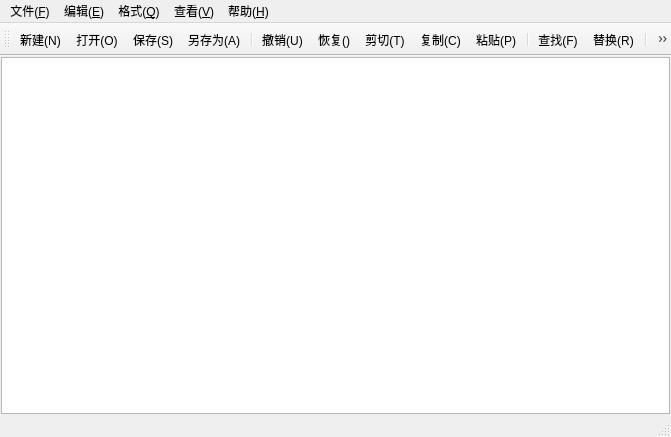
Before: the Qt Designer form mainwindow.ui in mtpatient/Qt_Lab, drawn with Qt 5.
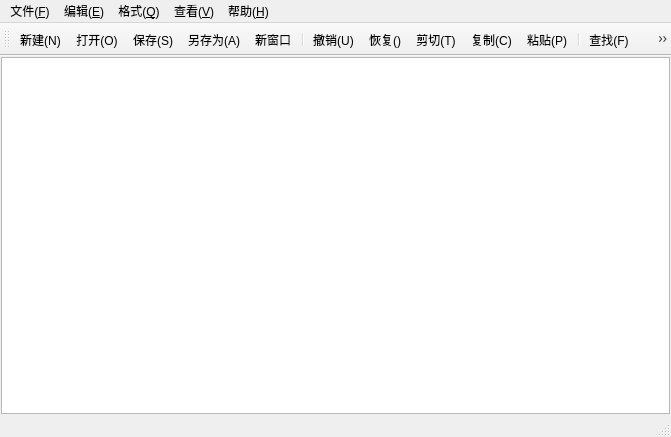
After: the same form once the commit is applied. Icons and pictures are not drawn. Custom widgets are drawn as their Qt base class.

What changed in the file:
```diff
--- a/mainwindow.ui
+++ b/mainwindow.ui
@@ -121,6 +121,7 @@
    <addaction name="action_Open"/>
    <addaction name="action_Save"/>
    <addaction name="action_A_Save"/>
+   <addaction name="action_new_window"/>
    <addaction name="separator"/>
    <addaction name="action_U"/>
    <addaction name="action_Recover"/>
@@ -371,6 +372,15 @@
     <string>关于(&amp;A)</string>
    </property>
   </action>
+  <action name="action_new_window">
+   <property name="icon">
+    <iconset resource="la2_res.qrc">
+     <normaloff>:/img/new_Window.png</normaloff>:/img/new_Window.png</iconset>
+   </property>
+   <property name="text">
+    <string>新窗口</string>
+   </property>
+  </action>
  </widget>
  <customwidgets>
   <customwidget>
```
Left out of the diff: 1 changed line with no effect on the pictures.
